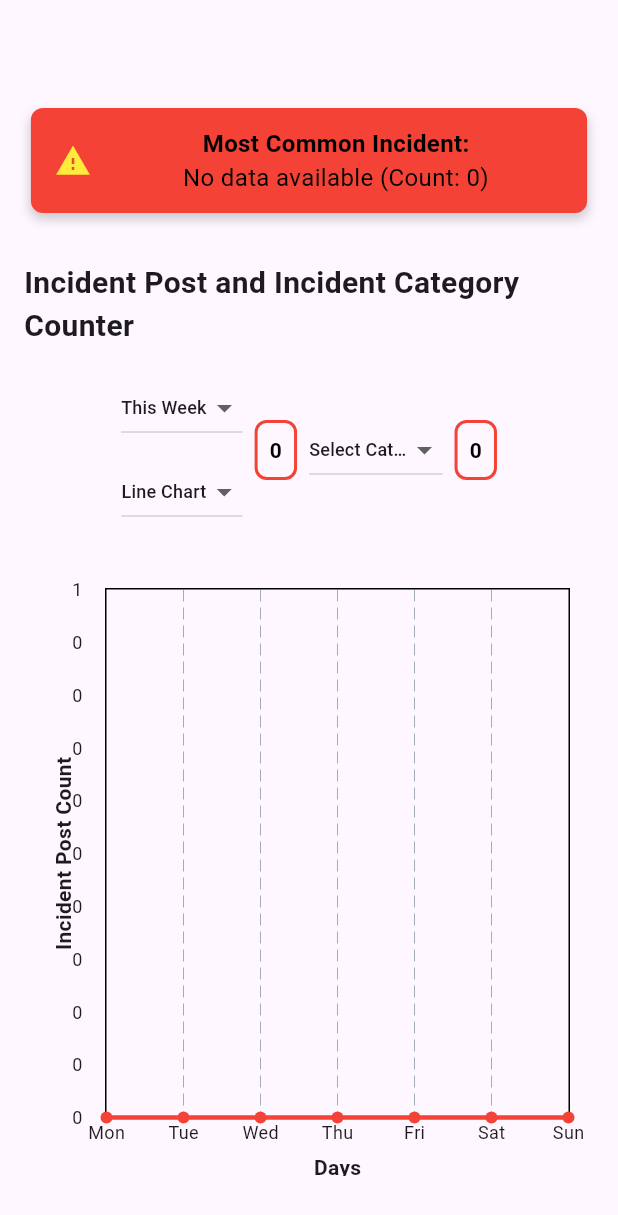
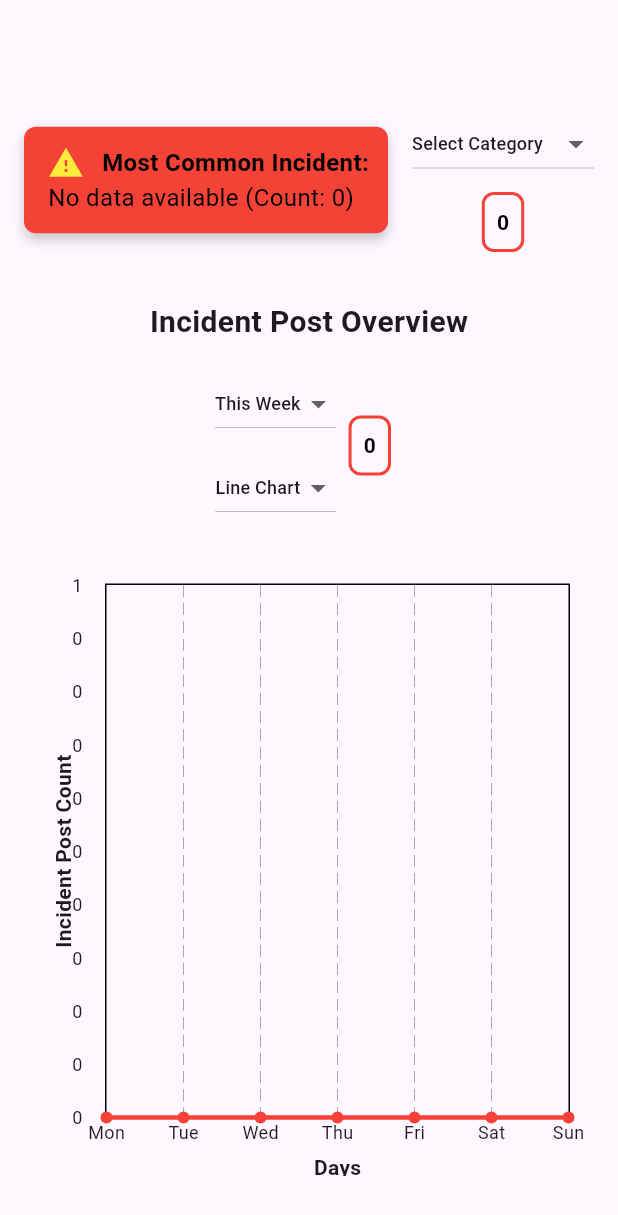
Before and after one commit to kdjhzhr/UTMSafe, a Flutter app: the Report screen opened directly, on a phone screen of 412 x 824 dp. Shown: the top 1215 px of the screen. Run offline on Flutter 3.47's test engine with Material 3 defaults, Android fonts, the phone set to English and light mode, and no system bars; drawn by our look-alikes of fl_chart; our stand-ins replace cloud_firestore, firebase_auth, firebase_core, firebase_storage, image_picker; accounts and stored records are empty.

Commit message:
Change place of category filter at report.dart

```diff
--- a/lib/report.dart
+++ b/lib/report.dart
@@ -114,7 +114,8 @@ class _ReportState extends State<Report> {
         child: Column(
           crossAxisAlignment: CrossAxisAlignment.center,
           children: [
-            // Alert Banner
+
+            // Alert Banner with Category Filter and Counter
 FutureBuilder<Map<String, dynamic>>(
   future: _fetchMostCommonCategoryWithCount(),
   builder: (context, snapshot) {
@@ -129,8 +130,14 @@ class _ReportState extends State<Report> {
     final count = snapshot.data!['count'];
 
     return Padding(
-                  padding: const EdgeInsets.only(bottom: 16.0), child: Container(
-                    width: MediaQuery.of(context).size.width * 0.9, // Centered with some margin
+      padding: const EdgeInsets.only(bottom: 16.0),
+      child: Row(
+        mainAxisAlignment: MainAxisAlignment.center,
+        children: [
+          // Alert Banner
+          Expanded(
+            flex: 2,
+            child: Container(
               padding: const EdgeInsets.symmetric(vertical: 12.0, horizontal: 16.0),
               decoration: BoxDecoration(
                 color: Colors.red, // Updated alert banner color
@@ -143,8 +150,10 @@ class _ReportState extends State<Report> {
                   ),
                 ],
               ),
-                    child: Row(
-                      mainAxisAlignment: MainAxisAlignment.center, // Center align content
+              child: Column(
+                crossAxisAlignment: CrossAxisAlignment.start,
+                children: [
+                  Row(
                     children: [
                       const Icon(
                         Icons.warning,
@@ -152,10 +161,6 @@ class _ReportState extends State<Report> {
                         size: 24.0,
                       ),
                       const SizedBox(width: 12), // Space between icon and text
-                        Expanded(
-                          child: Column(
-                            crossAxisAlignment: CrossAxisAlignment.center,
-                            children: [
                       Text(
                         'Most Common Incident:',
                         style: const TextStyle(
@@ -164,25 +169,94 @@ class _ReportState extends State<Report> {
                           color: Colors.black, // Text color
                         ),
                       ),
+                    ],
+                  ),
                   Text(
                     '$mostCommonCategory (Count: $count)',
                     style: const TextStyle(
                       fontSize: 16,
                       color: Colors.black, // Text color
                     ),
-                                textAlign: TextAlign.center,
+                  ),
+                ],
+              ),
+            ),
+          ),
+          const SizedBox(width: 16), // Space between alert and category filter
+          // Category Filter and Counter
+          Flexible(
+            flex: 1,
+            child: Column(
+              children: [
+                SizedBox(
+                  width: double.infinity, // Make dropdown take full available width
+                  child: DropdownButton<String>(
+                    value: _selectedCategory,
+                    onChanged: (newValue) {
+                      setState(() {
+                        _selectedCategory = newValue!;
+                      });
+                    },
+                    isExpanded: true,
+                    items: <String>[
+                      'Select Category',
+                      'Fire Emergency',
+                      'Snake Encounter',
+                      'Monkey Attack',
+                      'Electric Shock',
+                      'Minor Accident'
+                    ].map<DropdownMenuItem<String>>((String value) {
+                      return DropdownMenuItem<String>(
+                        value: value,
+                        child: Text(
+                          value,
+                          style: const TextStyle(fontSize: 12),
+                          overflow: TextOverflow.ellipsis,
+                        ),
+                      );
+                    }).toList(),
+                  ),
+                ),
+                const SizedBox(height: 8),
+                StreamBuilder<int>(
+                  stream: _fetchCategoryCount(_selectedCategory),
+                  builder: (context, snapshot) {
+                    if (snapshot.connectionState == ConnectionState.waiting) {
+                      return const CircularProgressIndicator();
+                    }
+                    if (snapshot.hasError) {
+                      return const Text("Error loading category count");
+                    }
+                    final categoryCount = snapshot.data ?? 0;
+                    return Container(
+                      padding: const EdgeInsets.all(8.0),
+                      decoration: BoxDecoration(
+                        border: Border.all(
+                          color: Colors.red,
+                          width: 2,
+                        ),
+                        borderRadius: BorderRadius.circular(8.0),
+                      ),
+                      child: Text(
+                        '$categoryCount',
+                        style: const TextStyle(
+                          fontSize: 14,
+                          fontWeight: FontWeight.bold,
+                          color: Colors.black,
+                        ),
+                      ),
+                    );
+                  },
                 ),
               ],
             ),
           ),
         ],
       ),
-                  ),
     );
   },
 ),
 
-            // Title "Incident Insights"
             const Padding(
   padding: EdgeInsets.only(
     top: 16.0,
@@ -190,7 +264,7 @@ class _ReportState extends State<Report> {
   ),
   child: Center( // Wrap Text in Center widget
     child: Text(
-      'Incident Post and Incident Category Counter',
+      'Incident Post Overview',
       style: TextStyle(
         fontSize: 20,
         fontWeight: FontWeight.bold,
@@ -275,71 +349,6 @@ class _ReportState extends State<Report> {
       ),
     ),
     const SizedBox(width: 8),
-    Flexible(
-  child: SizedBox(
-    width: 120, // Set a fixed width for the dropdown
-    child: DropdownButton<String>(
-      value: _selectedCategory,
-      onChanged: (newValue) {
-        setState(() {
-          _selectedCategory = newValue!;
-        });
-      },
-      isExpanded: true, // Ensure the dropdown expands within the fixed width
-      items: <String>[
-        'Select Category',
-        'Fire Emergency',
-        'Snake Encounter',
-        'Monkey Attack',
-        'Electric Shock',
-        'Minor Accident'
-      ].map<DropdownMenuItem<String>>((String value) {
-        return DropdownMenuItem<String>(
-          value: value,
-          child: Text(
-            value,
-            style: const TextStyle(fontSize: 12),
-            overflow: TextOverflow.ellipsis, // Prevent text overflow
-          ),
-        );
-      }).toList(),
-    ),
-  ),
-),
-
-    const SizedBox(width: 8),
-    Flexible(
-      child: StreamBuilder<int>(
-        stream: _fetchCategoryCount(_selectedCategory),
-        builder: (context, snapshot) {
-          if (snapshot.connectionState == ConnectionState.waiting) {
-            return const CircularProgressIndicator();
-          }
-          if (snapshot.hasError) {
-            return const Text("Error loading category count");
-          }
-          final categoryCount = snapshot.data ?? 0;
-          return Container(
-            padding: const EdgeInsets.all(8.0),
-            decoration: BoxDecoration(
-              border: Border.all(
-                color: Colors.red,
-                width: 2,
-              ),
-              borderRadius: BorderRadius.circular(8.0),
-            ),
-            child: Text(
-              '$categoryCount',
-              style: const TextStyle(
-                fontSize: 14,
-                fontWeight: FontWeight.bold,
-                color: Colors.black,
-              ),
-            ),
-          );
-        },
-      ),
-    ),
   ],
 ),
 
```
Lines whose indentation alone changed are shown as unchanged.
